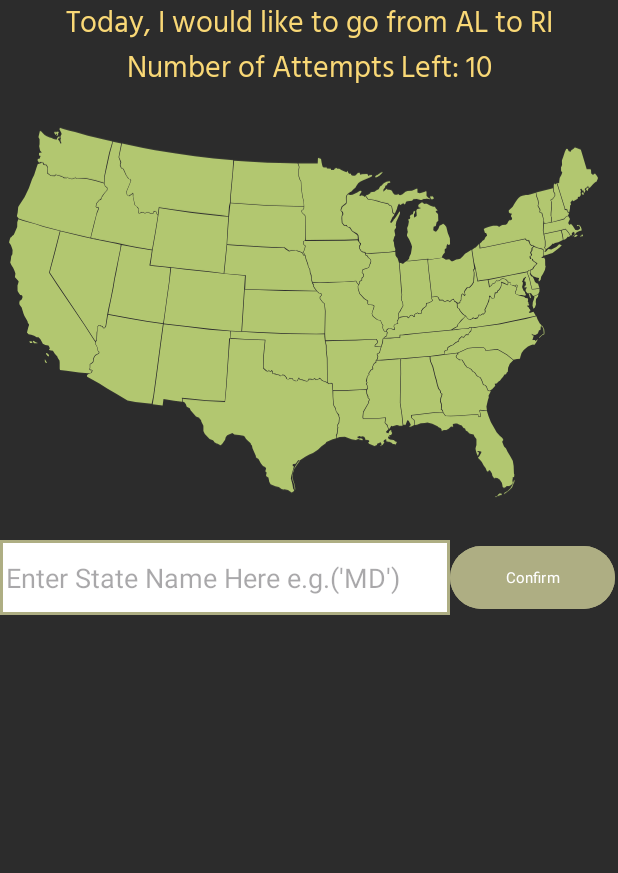
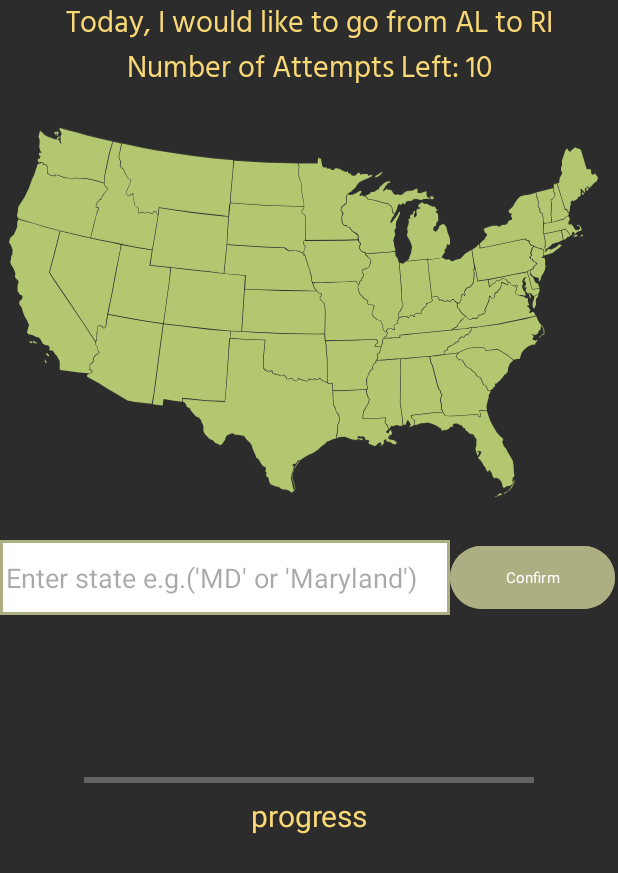
Before and after one commit to Treez233/TravelUSA, an Android app: the MainActivity screen opened directly, with no data from a screen before it, after a tap on "Confirm", on a phone screen of 412 x 824 dp. Shown: the top 873 px of the screen. Run offline under Robolectric (Android 15) with nearby library versions, the phone set to English and light mode, and no system bars; our stand-ins replace AdMob; 2 statements that could not run were skipped.

Commit message:
Expanded valid input options and created progress bar

```diff
--- a/app/src/main/java/com/example/travelusa/Game.kt
+++ b/app/src/main/java/com/example/travelusa/Game.kt
@@ -20,6 +20,29 @@ class Game {
     private var currStreak : Int = 0;
     private var bestStreak : Int = 0;
     private var win : Boolean = false;
+
+    val contiguousStates = arrayOf(
+        "ALABAMA", "ARIZONA", "ARKANSAS", "CALIFORNIA", "COLORADO", "CONNECTICUT",
+        "DELAWARE", "FLORIDA", "GEORGIA", "IDAHO", "ILLINOIS", "INDIANA", "IOWA",
+        "KANSAS", "KENTUCKY", "LOUISIANA", "MAINE", "MARYLAND", "MASSACHUSETTS",
+        "MICHIGAN", "MINNESOTA", "MISSISSIPPI", "MISSOURI", "MONTANA", "NEBRASKA",
+        "NEVADA", "NEW HAMPSHIRE", "NEW JERSEY", "NEW MEXICO", "NEW YORK",
+        "NORTH CAROLINA", "NORTH DAKOTA", "OHIO", "OKLAHOMA", "OREGON",
+        "PENNSYLVANIA", "RHODE ISLAND", "SOUTH CAROLINA", "SOUTH DAKOTA", "TENNESSEE",
+        "TEXAS", "UTAH", "VERMONT", "VIRGINIA", "WASHINGTON", "WEST VIRGINIA", "WISCONSIN", "WYOMING"
+    )
+
+    val stateAbbreviations = arrayOf(
+        "AL", "AZ", "AR", "CA", "CO", "CT",
+        "DE", "FL", "GA", "ID", "IL", "IN", "IA",
+        "KS", "KY", "LA", "ME", "MD", "MA",
+        "MI", "MN", "MS", "MO", "MT", "NE",
+        "NV", "NH", "NJ", "NM", "NY",
+        "NC", "ND", "OH", "OK", "OR",
+        "PA", "RI", "SC", "SD", "TN",
+        "TX", "UT", "VT", "VA", "WA", "WV", "WI", "WY"
+    )
+
     constructor(){
         createAdj()
     }
@@ -82,26 +105,6 @@ class Game {
         while (randomS == randomE)
             randomE = random.nextInt(0,48)
 
-        /*val contiguousStates = listOf(
-            "Alabama", "Arizona", "Arkansas", "California", "Colorado", "Connecticut",
-            "Delaware", "Florida", "Georgia", "Idaho", "Illinois", "Indiana", "Iowa",
-            "Kansas", "Kentucky", "Louisiana", "Maine", "Maryland", "Massachusetts",
-            "Michigan", "Minnesota", "Mississippi", "Missouri", "Montana", "Nebraska",
-            "Nevada", "New Hampshire", "New Jersey", "New Mexico", "New York",
-            "North Carolina", "North Dakota", "Ohio", "Oklahoma", "Oregon",
-            "Pennsylvania", "Rhode Island", "South Carolina", "South Dakota", "Tennessee",
-            "Texas", "Utah", "Vermont", "Virginia", "Washington", "West Virginia", "Wisconsin", "Wyoming"
-        )*/
-        val stateAbbreviations = arrayOf(
-            "AL", "AZ", "AR", "CA", "CO", "CT",
-            "DE", "FL", "GA", "ID", "IL", "IN", "IA",
-            "KS", "KY", "LA", "ME", "MD", "MA",
-            "MI", "MN", "MS", "MO", "MT", "NE",
-            "NV", "NH", "NJ", "NM", "NY",
-            "NC", "ND", "OH", "OK", "OR",
-            "PA", "RI", "SC", "SD", "TN",
-            "TX", "UT", "VT", "VA", "WA", "WV", "WI", "WY"
-        )
         // Mapping of states to numbers from 0 to 47
         val indexToStateMap: Map<Int, String> = stateAbbreviations.withIndex().associate { it.index to it.value }
         val stateName1 = indexToStateMap[randomS] ?: "State not found"
@@ -187,6 +190,11 @@ class Game {
     fun getEnd() : String{
         return endState
     }
+
+    fun getProgress() : Int {
+        return progress
+    }
+
     fun validate(input : String) : Boolean{
         tries--;
         //Log.w("MMMMMM", shortestRoutes[0].toString())
--- a/app/src/main/java/com/example/travelusa/MainActivity.kt
+++ b/app/src/main/java/com/example/travelusa/MainActivity.kt
@@ -17,6 +17,7 @@ import android.widget.Button
 import android.widget.EditText
 import android.widget.ImageView
 import android.widget.LinearLayout
+import android.widget.ProgressBar
 import android.widget.TextView
 import android.widget.Toast
 import androidx.core.content.ContextCompat
@@ -36,7 +37,7 @@ class MainActivity : AppCompatActivity() {
     private lateinit var tries : TextView
     private lateinit var map : ImageView
     private lateinit var path : TextView
-    private var sessionProgress : Int = 0
+    private lateinit var progressBar : ProgressBar
 
     override fun onCreate(savedInstanceState: Bundle?) {
         super.onCreate(savedInstanceState)
@@ -47,10 +48,12 @@ class MainActivity : AppCompatActivity() {
         tries = findViewById(R.id.tries)
         map = findViewById(R.id.mapImageView)
         path = findViewById(R.id.path)
+        progressBar = findViewById(R.id.progress_bar)
         game = Game()
         game.startGame()
         prompt.text = "Today, I would like to go from ${game.getStart()} to ${game.getEnd()}"
         tries.text = "Number of Attempts Left: ${game.getTries()}"//need to change to progress bar
+        progressBar.max = game.getRouteLen()
         map.setColorFilter(PorterDuffColorFilter(ContextCompat.getColor(this, R.color.green), PorterDuff.Mode.SRC_IN))
         map.invalidate()
         createAd()
@@ -102,10 +105,29 @@ class MainActivity : AppCompatActivity() {
         }
         spannableStringBuilder.setSpan(colorSpan, spannableStringBuilder.length - res.length, spannableStringBuilder.length, Spannable.SPAN_EXCLUSIVE_EXCLUSIVE)
         path.text = spannableStringBuilder
+
+        // update progress bar if valid
+        if (valid) {
+            progressBar.progress += 1
+        }
     }
     fun validateInput(v: View){
-        if(userInput.text.toString().matches(Regex("^[A-Za-z]{2}$"))){
-            var input : String = userInput.text.toString().uppercase()
+        // capitalizing input and removing leading/trailing whitespace
+        var input : String = userInput.text.toString().uppercase().trim()
+        var properInput : Boolean = false
+
+        // checking if this input is a valid state (either full name or 2 letter abbreviation)
+        if (game.stateAbbreviations.contains(input)) {
+            properInput = true
+        }
+        if (game.contiguousStates.contains(input)) {
+            properInput = true
+            var idx : Int = game.contiguousStates.indexOf(input)
+            // converting valid full state name to 2 letter abbreviation
+            input = game.stateAbbreviations.get(idx)
+        }
+
+        if(properInput){
             // checking if this state has already been guessed
             if (game.addGuess(input)) {
                 var valid : Boolean = game.validate(input)
@@ -116,9 +138,9 @@ class MainActivity : AppCompatActivity() {
                 Toast.makeText(this, "State already guessed, please enter a different state", Toast.LENGTH_LONG).show()
             }
         }else{
-            Toast.makeText(this, "Incorrect format, please enter two letters", Toast.LENGTH_LONG).show()
+            Toast.makeText(this, "Please enter valid state name or 2-letter abbreviation", Toast.LENGTH_LONG).show()
         }
-        if(sessionProgress == game.getRouteLen() || game.getTries() == 0){
+        if(game.getProgress() == game.getRouteLen() || game.getTries() == 0){
             game.gameEnd()
             game.setPref(this@MainActivity)
             var intent : Intent = Intent(this, StatActivity::class.java)
--- a/app/src/main/res/layout/activity_main.xml
+++ b/app/src/main/res/layout/activity_main.xml
@@ -39,7 +39,7 @@
             android:layout_width="300dp"
             android:layout_height="50dp"
             android:id="@+id/userInput"
-            android:hint="Enter State Name Here e.g.('MD')"
+            android:hint="Enter state e.g.('MD' or 'Maryland')"
             android:layout_below="@+id/mapImageView"
             android:background="@drawable/textbox"
         />
@@ -62,14 +62,27 @@
         android:layout_width="match_parent"
         android:layout_height="100dp"
         android:id="@+id/path"/>
+    <ProgressBar
+        android:layout_below="@id/path"
+        android:layout_centerHorizontal="true"
+        android:layout_width="300dp"
+        android:layout_height="20dp"
+        android:indeterminate="false"
+        android:progress="0"
+        android:progressTint="@color/text"
+        android:progressBackgroundTint="@color/white"
+        style="?android:attr/progressBarStyleHorizontal"
+        android:id="@+id/progress_bar"
+        />
     <TextView
-        android:layout_below="@+id/path"
+        android:layout_below="@+id/progress_bar"
         android:layout_width="match_parent"
         android:layout_height="50dp"
-        android:textSize="30sp"
+        android:textSize="20sp"
         android:textColor="@color/text"
         android:textAlignment="center"
-        android:id ="@+id/stats"/>
+        android:text="progress"
+        android:id ="@+id/progress"/>
 
     <com.google.android.gms.ads.AdView
         xmlns:ads="http://schemas.android.com/apk/res-auto"
```
